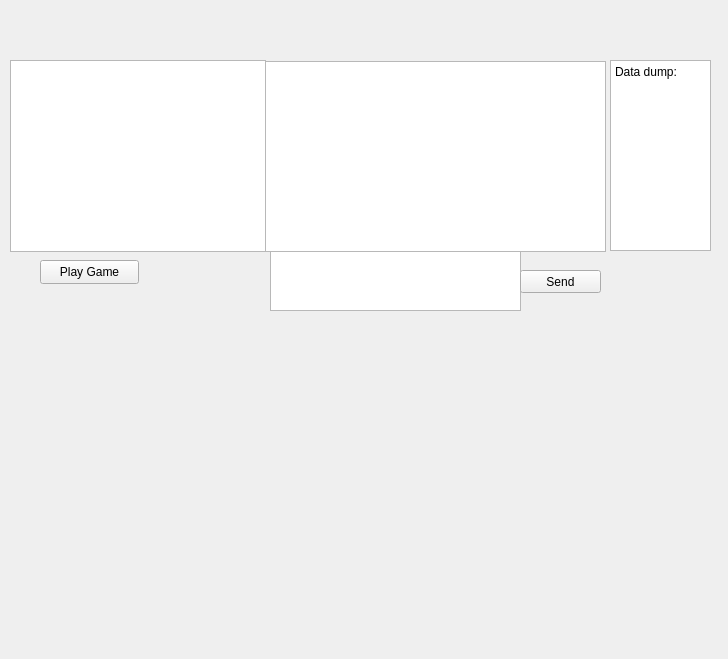
chozabu/JumpingCube, file topjcdialog.ui: the form before one commit.
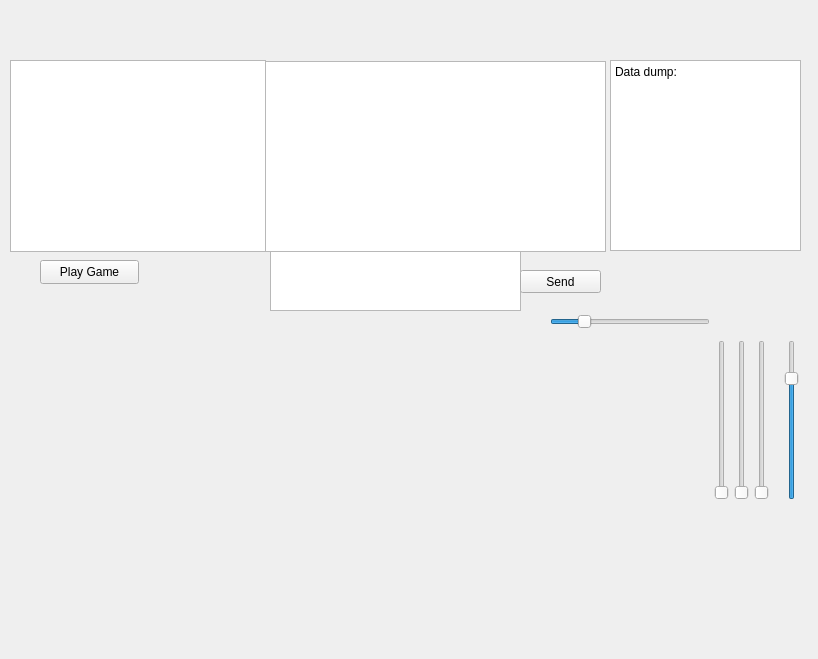
The form after the commit. Custom widgets are drawn as their Qt base class.

Commit message: added colour, alpha and size sliders for brush

Diff of the .ui file:
```diff
--- a/topjcdialog.ui
+++ b/topjcdialog.ui
@@ -6,7 +6,7 @@
    <rect>
     <x>0</x>
     <y>0</y>
-    <width>728</width>
+    <width>818</width>
     <height>659</height>
    </rect>
   </property>
@@ -28,7 +28,7 @@
     <rect>
      <x>610</x>
      <y>60</y>
-     <width>101</width>
+     <width>191</width>
      <height>191</height>
     </rect>
    </property>
@@ -97,6 +97,95 @@
     <string>Play Game</string>
    </property>
   </widget>
+  <widget class="QSlider" name="rSlider">
+   <property name="geometry">
+    <rect>
+     <x>710</x>
+     <y>340</y>
+     <width>23</width>
+     <height>160</height>
+    </rect>
+   </property>
+   <property name="maximum">
+    <number>255</number>
+   </property>
+   <property name="orientation">
+    <enum>Qt::Vertical</enum>
+   </property>
+  </widget>
+  <widget class="QSlider" name="gSlider">
+   <property name="geometry">
+    <rect>
+     <x>730</x>
+     <y>340</y>
+     <width>23</width>
+     <height>160</height>
+    </rect>
+   </property>
+   <property name="maximum">
+    <number>255</number>
+   </property>
+   <property name="orientation">
+    <enum>Qt::Vertical</enum>
+   </property>
+  </widget>
+  <widget class="QSlider" name="bSlider">
+   <property name="geometry">
+    <rect>
+     <x>750</x>
+     <y>340</y>
+     <width>23</width>
+     <height>160</height>
+    </rect>
+   </property>
+   <property name="maximum">
+    <number>255</number>
+   </property>
+   <property name="orientation">
+    <enum>Qt::Vertical</enum>
+   </property>
+  </widget>
+  <widget class="QSlider" name="wSlider">
+   <property name="geometry">
+    <rect>
+     <x>550</x>
+     <y>310</y>
+     <width>160</width>
+     <height>23</height>
+    </rect>
+   </property>
+   <property name="minimum">
+    <number>1</number>
+   </property>
+   <property name="maximum">
+    <number>50</number>
+   </property>
+   <property name="value">
+    <number>10</number>
+   </property>
+   <property name="orientation">
+    <enum>Qt::Horizontal</enum>
+   </property>
+  </widget>
+  <widget class="QSlider" name="aSlider">
+   <property name="geometry">
+    <rect>
+     <x>780</x>
+     <y>340</y>
+     <width>23</width>
+     <height>160</height>
+    </rect>
+   </property>
+   <property name="maximum">
+    <number>255</number>
+   </property>
+   <property name="value">
+    <number>200</number>
+   </property>
+   <property name="orientation">
+    <enum>Qt::Vertical</enum>
+   </property>
+  </widget>
  </widget>
  <customwidgets>
   <customwidget>
```
The commit also changes 5 other files.
